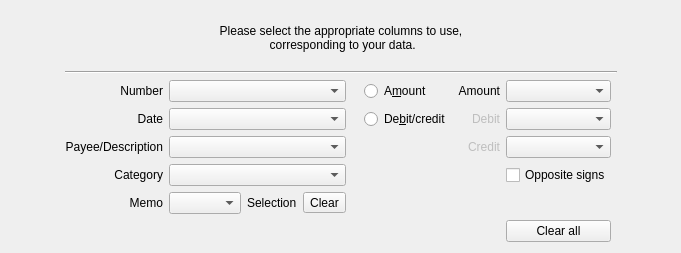
Qt form kmymoney/plugins/csv/import/bankingwizardpage.ui (KDE/kmymoney) before a commit.
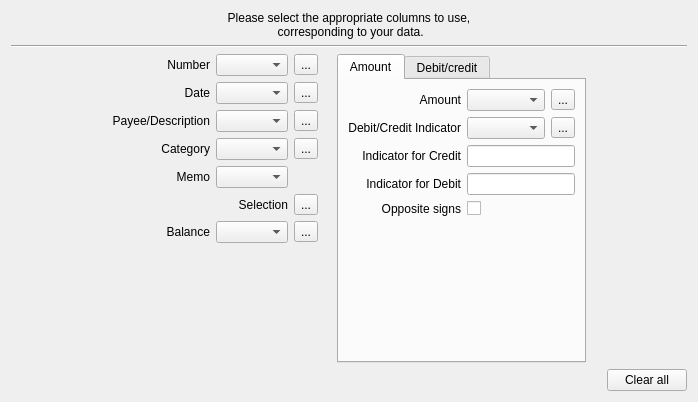
The same form after that commit.

```diff
--- a/kmymoney/plugins/csv/import/bankingwizardpage.ui
+++ b/kmymoney/plugins/csv/import/bankingwizardpage.ui
@@ -6,8 +6,8 @@
    <rect>
     <x>0</x>
     <y>0</y>
-    <width>681</width>
-    <height>253</height>
+    <width>698</width>
+    <height>402</height>
    </rect>
   </property>
   <property name="sizePolicy">
@@ -19,24 +19,9 @@
   <property name="windowTitle">
    <string>Banking Wizard Page</string>
   </property>
-  <layout class="QHBoxLayout" name="hl1" stretch="5,1,5">
+  <layout class="QVBoxLayout" name="verticalLayout_4">
    <item>
-    <spacer name="leftSpacer">
-     <property name="orientation">
-      <enum>Qt::Horizontal</enum>
-     </property>
-     <property name="sizeHint" stdset="0">
-      <size>
-       <width>40</width>
-       <height>20</height>
-      </size>
-     </property>
-    </spacer>
-   </item>
-   <item>
-    <layout class="QVBoxLayout" name="verticalLayout">
-     <item>
-      <widget class="QLabel" name="label">
+    <widget class="QLabel" name="header">
        <property name="sizePolicy">
         <sizepolicy hsizetype="Preferred" vsizetype="Preferred">
          <horstretch>0</horstretch>
@@ -56,24 +41,179 @@
       </widget>
      </item>
      <item>
-      <layout class="QGridLayout" name="gridLayout" columnstretch="0,0,0,0,0,0,0">
-       <item row="3" column="4">
-        <widget class="QLabel" name="labelBnk_debits">
-         <property name="enabled">
+    <widget class="Line" name="line">
+     <property name="sizePolicy">
+      <sizepolicy hsizetype="Expanding" vsizetype="Preferred">
+       <horstretch>0</horstretch>
+       <verstretch>0</verstretch>
+      </sizepolicy>
+     </property>
+     <property name="orientation">
+      <enum>Qt::Horizontal</enum>
+     </property>
+    </widget>
+   </item>
+   <item>
+    <layout class="QHBoxLayout" name="hl_selectors" stretch="0,0,0,0,0">
+     <item>
+      <spacer name="leftSpacer">
+       <property name="orientation">
+        <enum>Qt::Horizontal</enum>
+       </property>
+       <property name="sizeHint" stdset="0">
+        <size>
+         <width>40</width>
+         <height>20</height>
+        </size>
+       </property>
+      </spacer>
+     </item>
+     <item>
+      <layout class="QVBoxLayout" name="vl_left">
+       <item>
+        <layout class="QGridLayout" name="gl_fields">
+         <item row="0" column="0">
+          <widget class="QLabel" name="labelBnk_number">
+           <property name="accessibleName">
+            <string comment="column containing number field"/>
+           </property>
+           <property name="text">
+            <string comment="column containing number field">Number</string>
+           </property>
+           <property name="alignment">
+            <set>Qt::AlignRight|Qt::AlignTrailing|Qt::AlignVCenter</set>
+           </property>
+           <property name="buddy">
+            <cstring>m_numberCol</cstring>
+           </property>
+          </widget>
+         </item>
+         <item row="0" column="1">
+          <widget class="QComboBox" name="m_numberCol">
+           <property name="sizePolicy">
+            <sizepolicy hsizetype="Preferred" vsizetype="Preferred">
+             <horstretch>0</horstretch>
+             <verstretch>0</verstretch>
+            </sizepolicy>
+           </property>
+           <property name="minimumSize">
+            <size>
+             <width>0</width>
+             <height>0</height>
+            </size>
+           </property>
+           <property name="toolTip">
+            <string>Select column containing number field.</string>
+           </property>
+           <property name="editable">
           <bool>false</bool>
          </property>
+           <property name="maxVisibleItems">
+            <number>12</number>
+           </property>
+          </widget>
+         </item>
+         <item row="0" column="2">
+          <widget class="QToolButton" name="m_numberColClear">
+           <property name="toolTip">
+            <string>Clear number field selection.</string>
+           </property>
+           <property name="text">
+            <string>...</string>
+           </property>
+          </widget>
+         </item>
+         <item row="1" column="0">
+          <widget class="QLabel" name="labelBnk_date">
          <property name="accessibleName">
           <string comment="column containing debits field"/>
          </property>
          <property name="text">
-          <string comment="location of debit column">Debit</string>
+            <string>Date</string>
          </property>
          <property name="alignment">
           <set>Qt::AlignRight|Qt::AlignTrailing|Qt::AlignVCenter</set>
          </property>
-        </widget>
-       </item>
-       <item row="5" column="0">
+           <property name="buddy">
+            <cstring>m_dateCol</cstring>
+           </property>
+          </widget>
+         </item>
+         <item row="1" column="1">
+          <widget class="QComboBox" name="m_dateCol">
+           <property name="sizePolicy">
+            <sizepolicy hsizetype="Preferred" vsizetype="Preferred">
+             <horstretch>0</horstretch>
+             <verstretch>0</verstretch>
+            </sizepolicy>
+           </property>
+           <property name="minimumSize">
+            <size>
+             <width>0</width>
+             <height>0</height>
+            </size>
+           </property>
+           <property name="toolTip">
+            <string>Select column containing date field.</string>
+           </property>
+           <property name="maxVisibleItems">
+            <number>12</number>
+           </property>
+          </widget>
+         </item>
+         <item row="1" column="2">
+          <widget class="QToolButton" name="m_dateColClear">
+           <property name="toolTip">
+            <string>Clear date field selection.</string>
+           </property>
+           <property name="text">
+            <string>...</string>
+           </property>
+          </widget>
+         </item>
+         <item row="2" column="0">
+          <widget class="QLabel" name="labelBnk_payee">
+           <property name="accessibleName">
+            <string comment="column containing payee or description field"/>
+           </property>
+           <property name="text">
+            <string comment="column containing payee or description field">Payee/Description</string>
+           </property>
+           <property name="alignment">
+            <set>Qt::AlignRight|Qt::AlignTrailing|Qt::AlignVCenter</set>
+           </property>
+           <property name="buddy">
+            <cstring>m_payeeCol</cstring>
+           </property>
+          </widget>
+         </item>
+         <item row="2" column="1">
+          <widget class="QComboBox" name="m_payeeCol">
+           <property name="sizePolicy">
+            <sizepolicy hsizetype="Preferred" vsizetype="Preferred">
+             <horstretch>0</horstretch>
+             <verstretch>0</verstretch>
+            </sizepolicy>
+           </property>
+           <property name="toolTip">
+            <string>Select column containing payee or description field.</string>
+           </property>
+           <property name="maxVisibleItems">
+            <number>12</number>
+           </property>
+          </widget>
+         </item>
+         <item row="2" column="2">
+          <widget class="QToolButton" name="m_payeeColClear">
+           <property name="toolTip">
+            <string>Clear payee field selection.</string>
+           </property>
+           <property name="text">
+            <string>...</string>
+           </property>
+          </widget>
+         </item>
+         <item row="3" column="0">
         <widget class="QLabel" name="labelBnk_category">
          <property name="maximumSize">
           <size>
@@ -93,22 +233,6 @@
         </widget>
        </item>
        <item row="3" column="1">
-        <widget class="QComboBox" name="m_dateCol">
-         <property name="sizePolicy">
-          <sizepolicy hsizetype="Preferred" vsizetype="Preferred">
-           <horstretch>0</horstretch>
-           <verstretch>0</verstretch>
-          </sizepolicy>
-         </property>
-         <property name="toolTip">
-          <string>Select column containing date field.</string>
-         </property>
-         <property name="maxVisibleItems">
-          <number>12</number>
-         </property>
-        </widget>
-       </item>
-       <item row="5" column="1">
         <widget class="QComboBox" name="m_categoryCol">
          <property name="sizePolicy">
           <sizepolicy hsizetype="Preferred" vsizetype="Preferred">
@@ -124,67 +248,8 @@
          </property>
         </widget>
        </item>
-       <item row="4" column="4">
-        <widget class="QLabel" name="labelBnk_credits">
-         <property name="enabled">
-          <bool>false</bool>
-         </property>
-         <property name="accessibleName">
-          <string comment="column containing credits field"/>
-         </property>
-         <property name="text">
-          <string comment="location of credit column">Credit</string>
-         </property>
-         <property name="alignment">
-          <set>Qt::AlignRight|Qt::AlignTrailing|Qt::AlignVCenter</set>
-         </property>
-        </widget>
-       </item>
-       <item row="4" column="5">
-        <widget class="QComboBox" name="m_creditCol">
-         <property name="sizePolicy">
-          <sizepolicy hsizetype="Preferred" vsizetype="Preferred">
-           <horstretch>0</horstretch>
-           <verstretch>0</verstretch>
-          </sizepolicy>
-         </property>
-         <property name="toolTip">
-          <string>Select column containing credit field.</string>
-         </property>
-         <property name="maxVisibleItems">
-          <number>12</number>
-         </property>
-        </widget>
-       </item>
        <item row="3" column="2">
-        <spacer name="horizontalSpacer">
-         <property name="orientation">
-          <enum>Qt::Horizontal</enum>
-         </property>
-         <property name="sizeType">
-          <enum>QSizePolicy::Minimum</enum>
-         </property>
-         <property name="sizeHint" stdset="0">
-          <size>
-           <width>6</width>
-           <height>0</height>
-          </size>
-         </property>
-        </spacer>
-       </item>
-       <item row="3" column="3">
-        <widget class="QRadioButton" name="m_radioDebitCredit">
-         <property name="sizePolicy">
-          <sizepolicy hsizetype="Preferred" vsizetype="Preferred">
-           <horstretch>0</horstretch>
-           <verstretch>0</verstretch>
-          </sizepolicy>
-         </property>
-         <property name="font">
-          <font>
-           <underline>false</underline>
-          </font>
-         </property>
+          <widget class="QToolButton" name="m_categoryColClear">
          <property name="toolTip">
           <string>Select 'Debit/credit' if both columns exist, otherwise select 'Amount'.</string>
          </property>
@@ -192,74 +257,27 @@
           <string comment="presence of debit and credit column"/>
          </property>
          <property name="text">
-          <string comment="presence of debit/credit columns">De&amp;bit/credit</string>
-         </property>
-         <property name="checked">
-          <bool>false</bool>
-         </property>
-        </widget>
-       </item>
-       <item row="3" column="0">
-        <widget class="QLabel" name="labelBnk_date">
-         <property name="accessibleName">
-          <string comment="column containing date field"/>
-         </property>
-         <property name="text">
-          <string>Date</string>
-         </property>
-         <property name="alignment">
-          <set>Qt::AlignRight|Qt::AlignTrailing|Qt::AlignVCenter</set>
-         </property>
-        </widget>
-       </item>
-       <item row="2" column="5">
-        <widget class="QComboBox" name="m_amountCol">
-         <property name="sizePolicy">
-          <sizepolicy hsizetype="Preferred" vsizetype="Preferred">
-           <horstretch>0</horstretch>
-           <verstretch>0</verstretch>
-          </sizepolicy>
-         </property>
-         <property name="toolTip">
-          <string>Select column containing amount field.</string>
-         </property>
-         <property name="maxVisibleItems">
-          <number>12</number>
-         </property>
-        </widget>
-       </item>
-       <item row="3" column="5">
-        <widget class="QComboBox" name="m_debitCol">
-         <property name="sizePolicy">
-          <sizepolicy hsizetype="Preferred" vsizetype="Preferred">
-           <horstretch>0</horstretch>
-           <verstretch>0</verstretch>
-          </sizepolicy>
-         </property>
-         <property name="toolTip">
-          <string>Select column containing debit field.</string>
-         </property>
-         <property name="maxVisibleItems">
-          <number>12</number>
+            <string>...</string>
          </property>
         </widget>
        </item>
        <item row="4" column="0">
-        <widget class="QLabel" name="labelBnk_payee">
+          <widget class="QLabel" name="labelBnk_memo">
          <property name="accessibleName">
           <string comment="column containing payee or description field"/>
          </property>
          <property name="text">
-          <string comment="column containing payee or description field">Payee/Description</string>
+            <string>Memo</string>
          </property>
          <property name="alignment">
           <set>Qt::AlignRight|Qt::AlignTrailing|Qt::AlignVCenter</set>
          </property>
-        </widget>
-       </item>
-       <item row="6" column="1">
-        <layout class="QHBoxLayout" name="hl2" stretch="1,10,0">
-         <item>
+           <property name="buddy">
+            <cstring>m_memoCol</cstring>
+           </property>
+          </widget>
+         </item>
+         <item row="4" column="1">
           <widget class="QComboBox" name="m_memoCol">
            <property name="sizePolicy">
             <sizepolicy hsizetype="Preferred" vsizetype="Preferred">
@@ -275,56 +293,47 @@
            </property>
           </widget>
          </item>
-         <item>
-          <widget class="QLabel" name="m_currentMemoColums">
-           <property name="text">
-            <string notr="true">Selection</string>
+         <item row="5" column="0" colspan="2">
+          <widget class="QLabel" name="m_currentMemoColumns">
+           <property name="minimumSize">
+            <size>
+             <width>0</width>
+             <height>0</height>
+            </size>
            </property>
-          </widget>
-         </item>
-         <item>
-          <widget class="QToolButton" name="m_clearMemoColumns">
-           <property name="toolTip">
-            <string>Clear selected memo column entries</string>
-           </property>
            <property name="text">
-            <string comment="Clear memo column assignment">Clear</string>
+            <string>Selection</string>
            </property>
+           <property name="alignment">
+            <set>Qt::AlignRight|Qt::AlignTrailing|Qt::AlignVCenter</set>
+           </property>
           </widget>
          </item>
-        </layout>
-       </item>
-       <item row="4" column="1">
-        <widget class="QComboBox" name="m_payeeCol">
-         <property name="sizePolicy">
-          <sizepolicy hsizetype="Preferred" vsizetype="Preferred">
-           <horstretch>0</horstretch>
-           <verstretch>0</verstretch>
-          </sizepolicy>
-         </property>
+         <item row="5" column="2">
+          <widget class="QToolButton" name="m_memoColClear">
          <property name="toolTip">
-          <string>Select column containing payee or description field.</string>
-         </property>
-         <property name="maxVisibleItems">
-          <number>12</number>
+            <string>Clear memo field selection.</string>
+           </property>
+           <property name="text">
+            <string>...</string>
          </property>
         </widget>
        </item>
        <item row="6" column="0">
-        <widget class="QLabel" name="labelBnk_memo">
-         <property name="accessibleName">
-          <string comment="column containing date field"/>
-         </property>
+          <widget class="QLabel" name="labelBnk_balance">
          <property name="text">
-          <string>Memo</string>
+            <string>Balance</string>
          </property>
          <property name="alignment">
           <set>Qt::AlignRight|Qt::AlignTrailing|Qt::AlignVCenter</set>
          </property>
-        </widget>
-       </item>
-       <item row="2" column="1">
-        <widget class="QComboBox" name="m_numberCol">
+           <property name="buddy">
+            <cstring>m_balanceCol</cstring>
+           </property>
+          </widget>
+         </item>
+         <item row="6" column="1">
+          <widget class="QComboBox" name="m_balanceCol">
          <property name="sizePolicy">
           <sizepolicy hsizetype="Preferred" vsizetype="Preferred">
            <horstretch>0</horstretch>
@@ -332,30 +341,66 @@
           </sizepolicy>
          </property>
          <property name="toolTip">
-          <string>Select column containing number field.</string>
-         </property>
-         <property name="editable">
-          <bool>false</bool>
-         </property>
-         <property name="maxVisibleItems">
-          <number>12</number>
+            <string>Select column containing balance field.</string>
          </property>
         </widget>
        </item>
-       <item row="2" column="0">
-        <widget class="QLabel" name="labelBnk_number">
-         <property name="accessibleName">
-          <string comment="column containing number field"/>
+         <item row="6" column="2">
+          <widget class="QToolButton" name="m_balanceColClear">
+           <property name="toolTip">
+            <string>Clear balance field selection.</string>
          </property>
          <property name="text">
-          <string comment="column containing number field">Number</string>
-         </property>
-         <property name="alignment">
-          <set>Qt::AlignRight|Qt::AlignTrailing|Qt::AlignVCenter</set>
+            <string>...</string>
          </property>
         </widget>
        </item>
-       <item row="2" column="4">
+        </layout>
+       </item>
+       <item>
+        <spacer name="verticalSpacer_2">
+         <property name="orientation">
+          <enum>Qt::Vertical</enum>
+         </property>
+         <property name="sizeHint" stdset="0">
+          <size>
+           <width>20</width>
+           <height>40</height>
+          </size>
+         </property>
+        </spacer>
+       </item>
+      </layout>
+     </item>
+     <item>
+      <spacer name="midSpace">
+       <property name="orientation">
+        <enum>Qt::Horizontal</enum>
+       </property>
+       <property name="sizeType">
+        <enum>QSizePolicy::Minimum</enum>
+       </property>
+       <property name="sizeHint" stdset="0">
+        <size>
+         <width>13</width>
+         <height>29</height>
+        </size>
+       </property>
+      </spacer>
+     </item>
+     <item>
+      <widget class="QTabWidget" name="m_amountTabWidget">
+       <property name="currentIndex">
+        <number>0</number>
+       </property>
+       <widget class="QWidget" name="amountTab">
+        <attribute name="title">
+         <string>Amount</string>
+        </attribute>
+        <layout class="QVBoxLayout" name="verticalLayout_3">
+         <item>
+          <layout class="QGridLayout" name="gl_amount">
+           <item row="0" column="0">
         <widget class="QLabel" name="labelBnk_amount">
          <property name="accessibleName">
           <string comment="presence of amount column"/>
@@ -366,10 +411,13 @@
          <property name="alignment">
           <set>Qt::AlignRight|Qt::AlignTrailing|Qt::AlignVCenter</set>
          </property>
-        </widget>
-       </item>
-       <item row="2" column="3">
-        <widget class="QRadioButton" name="m_radioAmount">
+             <property name="buddy">
+              <cstring>m_amountCol</cstring>
+             </property>
+            </widget>
+           </item>
+           <item row="0" column="1">
+            <widget class="QComboBox" name="m_amountCol">
          <property name="sizePolicy">
           <sizepolicy hsizetype="Preferred" vsizetype="Preferred">
            <horstretch>0</horstretch>
@@ -377,36 +425,104 @@
           </sizepolicy>
          </property>
          <property name="toolTip">
-          <string>Select 'Amount' if only one value column, otherwise select 'Debit/credit'.</string>
-         </property>
-         <property name="whatsThis">
-          <string extracomment="Select 'Amount' if only one value column, otherwise select "/>
-         </property>
-         <property name="accessibleName">
-          <string comment="presence of amount column"/>
+              <string>Select column containing amount field.</string>
+             </property>
+             <property name="maxVisibleItems">
+              <number>12</number>
+             </property>
+            </widget>
+           </item>
+           <item row="0" column="2">
+            <widget class="QToolButton" name="m_amountColClear">
+             <property name="toolTip">
+              <string>Clear amount field selection.</string>
          </property>
          <property name="text">
-          <string comment="presence of amount column">A&amp;mount</string>
-         </property>
-         <property name="checked">
-          <bool>false</bool>
-         </property>
-        </widget>
-       </item>
-       <item row="0" column="0" colspan="7">
-        <widget class="Line" name="line_4">
-         <property name="sizePolicy">
-          <sizepolicy hsizetype="Expanding" vsizetype="Preferred">
-           <horstretch>0</horstretch>
-           <verstretch>0</verstretch>
-          </sizepolicy>
-         </property>
-         <property name="orientation">
-          <enum>Qt::Horizontal</enum>
-         </property>
-        </widget>
-       </item>
-       <item row="5" column="5">
+              <string>...</string>
+             </property>
+            </widget>
+           </item>
+           <item row="1" column="0">
+            <widget class="QLabel" name="labelBnk_indicator">
+             <property name="text">
+              <string>Debit/Credit Indicator</string>
+             </property>
+             <property name="alignment">
+              <set>Qt::AlignRight|Qt::AlignTrailing|Qt::AlignVCenter</set>
+             </property>
+             <property name="buddy">
+              <cstring>m_creditDebitIndicatorCol</cstring>
+             </property>
+            </widget>
+           </item>
+           <item row="1" column="1">
+            <widget class="QComboBox" name="m_creditDebitIndicatorCol">
+             <property name="toolTip">
+              <string>Select column containing indicator field.</string>
+             </property>
+            </widget>
+           </item>
+           <item row="1" column="2">
+            <widget class="QToolButton" name="m_creditDebitIndicatorColClear">
+             <property name="toolTip">
+              <string>Clear indicator field selection.</string>
+             </property>
+             <property name="text">
+              <string>...</string>
+             </property>
+            </widget>
+           </item>
+           <item row="2" column="0">
+            <widget class="QLabel" name="labelBnk_debit">
+             <property name="text">
+              <string>Indicator for Credit</string>
+             </property>
+             <property name="alignment">
+              <set>Qt::AlignRight|Qt::AlignTrailing|Qt::AlignVCenter</set>
+             </property>
+            </widget>
+           </item>
+           <item row="2" column="1" colspan="2">
+            <widget class="QLineEdit" name="m_creditIndicator">
+             <property name="toolTip">
+              <string>Enter text that is used to indicate that amount is a credit.</string>
+             </property>
+             <property name="clearButtonEnabled">
+              <bool>true</bool>
+             </property>
+            </widget>
+           </item>
+           <item row="3" column="0">
+            <widget class="QLabel" name="labelBnk_credit">
+             <property name="text">
+              <string>Indicator for Debit</string>
+             </property>
+             <property name="alignment">
+              <set>Qt::AlignRight|Qt::AlignTrailing|Qt::AlignVCenter</set>
+             </property>
+            </widget>
+           </item>
+           <item row="3" column="1" colspan="2">
+            <widget class="QLineEdit" name="m_debitIndicator">
+             <property name="toolTip">
+              <string>Enter text that is used to indicate that amount is a debit.</string>
+             </property>
+             <property name="clearButtonEnabled">
+              <bool>true</bool>
+             </property>
+            </widget>
+           </item>
+           <item row="4" column="0">
+            <widget class="QLabel" name="labelBnk_opposite">
+             <property name="text">
+              <string>Opposite signs</string>
+             </property>
+             <property name="alignment">
+              <set>Qt::AlignRight|Qt::AlignTrailing|Qt::AlignVCenter</set>
+             </property>
+            </widget>
+           </item>
+           <item row="4" column="1" colspan="2">
         <widget class="QCheckBox" name="m_oppositeSigns">
          <property name="sizePolicy">
           <sizepolicy hsizetype="Preferred" vsizetype="Preferred">
@@ -421,11 +537,177 @@
           <enum>Qt::LeftToRight</enum>
          </property>
          <property name="text">
-          <string>Opposite signs</string>
+              <string/>
          </property>
         </widget>
        </item>
-       <item row="7" column="5">
+          </layout>
+         </item>
+         <item>
+          <spacer name="verticalSpacer_3">
+           <property name="orientation">
+            <enum>Qt::Vertical</enum>
+           </property>
+           <property name="sizeHint" stdset="0">
+            <size>
+             <width>20</width>
+             <height>64</height>
+            </size>
+           </property>
+          </spacer>
+         </item>
+        </layout>
+       </widget>
+       <widget class="QWidget" name="debitCreditTab">
+        <attribute name="title">
+         <string>Debit/credit</string>
+        </attribute>
+        <layout class="QVBoxLayout" name="verticalLayout_2">
+         <item>
+          <layout class="QGridLayout" name="gl_debitcredit">
+           <item row="0" column="0">
+            <widget class="QLabel" name="labelBnk_debits">
+             <property name="enabled">
+              <bool>true</bool>
+             </property>
+             <property name="accessibleName">
+              <string comment="column containing debits field"/>
+             </property>
+             <property name="text">
+              <string comment="location of debit column">Debit</string>
+             </property>
+             <property name="alignment">
+              <set>Qt::AlignRight|Qt::AlignTrailing|Qt::AlignVCenter</set>
+             </property>
+             <property name="buddy">
+              <cstring>m_debitCol</cstring>
+             </property>
+            </widget>
+           </item>
+           <item row="0" column="1">
+            <widget class="QComboBox" name="m_debitCol">
+             <property name="enabled">
+              <bool>true</bool>
+             </property>
+             <property name="sizePolicy">
+              <sizepolicy hsizetype="Preferred" vsizetype="Preferred">
+               <horstretch>0</horstretch>
+               <verstretch>0</verstretch>
+              </sizepolicy>
+             </property>
+             <property name="toolTip">
+              <string>Select column containing debit field.</string>
+             </property>
+             <property name="maxVisibleItems">
+              <number>12</number>
+             </property>
+            </widget>
+           </item>
+           <item row="0" column="2">
+            <widget class="QToolButton" name="m_debitColClear">
+             <property name="toolTip">
+              <string>Clear debit field selection.</string>
+             </property>
+             <property name="text">
+              <string>...</string>
+             </property>
+            </widget>
+           </item>
+           <item row="1" column="0">
+            <widget class="QLabel" name="labelBnk_credits">
+             <property name="enabled">
+              <bool>true</bool>
+             </property>
+             <property name="accessibleName">
+              <string comment="column containing credits field"/>
+             </property>
+             <property name="text">
+              <string comment="location of credit column">Credit</string>
+             </property>
+             <property name="alignment">
+              <set>Qt::AlignRight|Qt::AlignTrailing|Qt::AlignVCenter</set>
+             </property>
+             <property name="buddy">
+              <cstring>m_creditCol</cstring>
+             </property>
+            </widget>
+           </item>
+           <item row="1" column="1">
+            <widget class="QComboBox" name="m_creditCol">
+             <property name="sizePolicy">
+              <sizepolicy hsizetype="Preferred" vsizetype="Preferred">
+               <horstretch>0</horstretch>
+               <verstretch>0</verstretch>
+              </sizepolicy>
+             </property>
+             <property name="toolTip">
+              <string>Select column containing credit field.</string>
+             </property>
+             <property name="maxVisibleItems">
+              <number>12</number>
+             </property>
+            </widget>
+           </item>
+           <item row="1" column="2">
+            <widget class="QToolButton" name="m_creditColClear">
+             <property name="toolTip">
+              <string>Clear credit field selection.</string>
+             </property>
+             <property name="text">
+              <string>...</string>
+             </property>
+            </widget>
+           </item>
+          </layout>
+         </item>
+         <item>
+          <spacer name="verticalSpacer">
+           <property name="orientation">
+            <enum>Qt::Vertical</enum>
+           </property>
+           <property name="sizeHint" stdset="0">
+            <size>
+             <width>20</width>
+             <height>38</height>
+            </size>
+           </property>
+          </spacer>
+         </item>
+        </layout>
+       </widget>
+      </widget>
+     </item>
+     <item>
+      <spacer name="rightSpacer">
+       <property name="orientation">
+        <enum>Qt::Horizontal</enum>
+       </property>
+       <property name="sizeHint" stdset="0">
+        <size>
+         <width>40</width>
+         <height>20</height>
+        </size>
+       </property>
+      </spacer>
+     </item>
+    </layout>
+   </item>
+   <item>
+    <layout class="QHBoxLayout" name="hl_bottom">
+     <item>
+      <spacer name="horizontalSpacer">
+       <property name="orientation">
+        <enum>Qt::Horizontal</enum>
+       </property>
+       <property name="sizeHint" stdset="0">
+        <size>
+         <width>40</width>
+         <height>20</height>
+        </size>
+       </property>
+      </spacer>
+     </item>
+     <item>
         <widget class="QPushButton" name="m_clear">
          <property name="sizePolicy">
           <sizepolicy hsizetype="Preferred" vsizetype="Preferred">
@@ -444,21 +726,6 @@
       </layout>
      </item>
     </layout>
-   </item>
-   <item>
-    <spacer name="rightSpacer">
-     <property name="orientation">
-      <enum>Qt::Horizontal</enum>
-     </property>
-     <property name="sizeHint" stdset="0">
-      <size>
-       <width>40</width>
-       <height>20</height>
-      </size>
-     </property>
-    </spacer>
-   </item>
-  </layout>
  </widget>
  <tabstops>
   <tabstop>m_numberCol</tabstop>
```
Left out of the diff: 37 changed lines with no effect on the pictures. Lines whose indentation alone changed are shown as unchanged.
